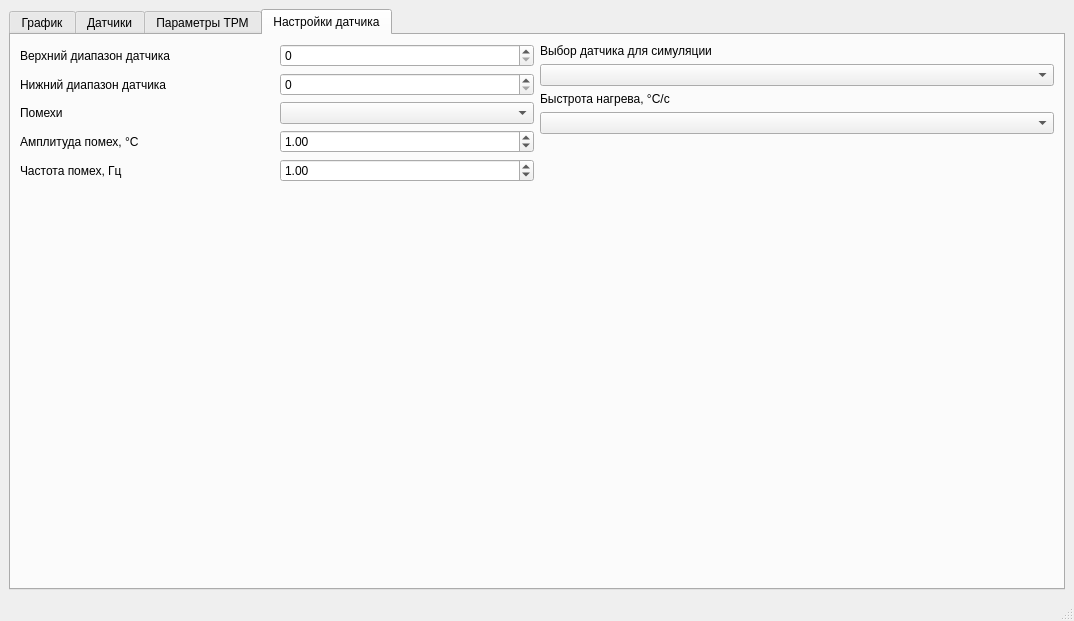
Qt form src/dissertation_gui/main_window.ui (Marik28/dissertation) before a commit.
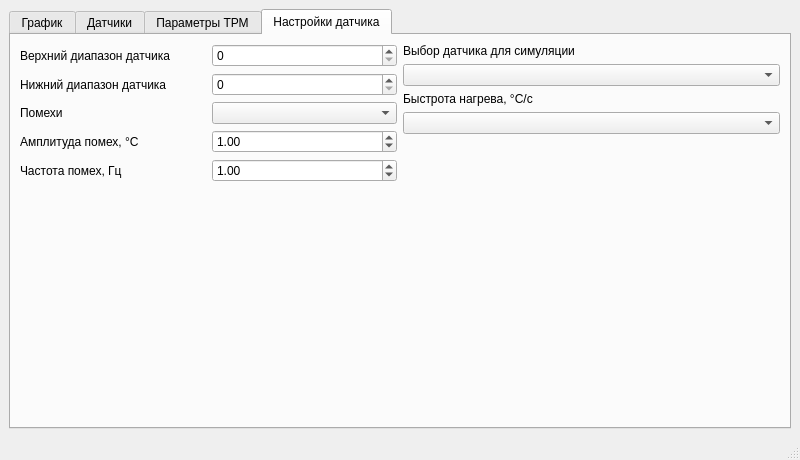
The same form after that commit. The open tabs and pages were chosen to show the change. Custom widgets are drawn as their Qt base class.

Commit message: change menu resolution

The edit to the form file:
```diff
--- a/src/dissertation_gui/main_window.ui
+++ b/src/dissertation_gui/main_window.ui
@@ -6,8 +6,8 @@
    <rect>
     <x>0</x>
     <y>0</y>
-    <width>1074</width>
-    <height>621</height>
+    <width>800</width>
+    <height>460</height>
    </rect>
   </property>
   <property name="windowTitle">
```
Left out of the diff: 2 changed lines with no effect on the pictures.
